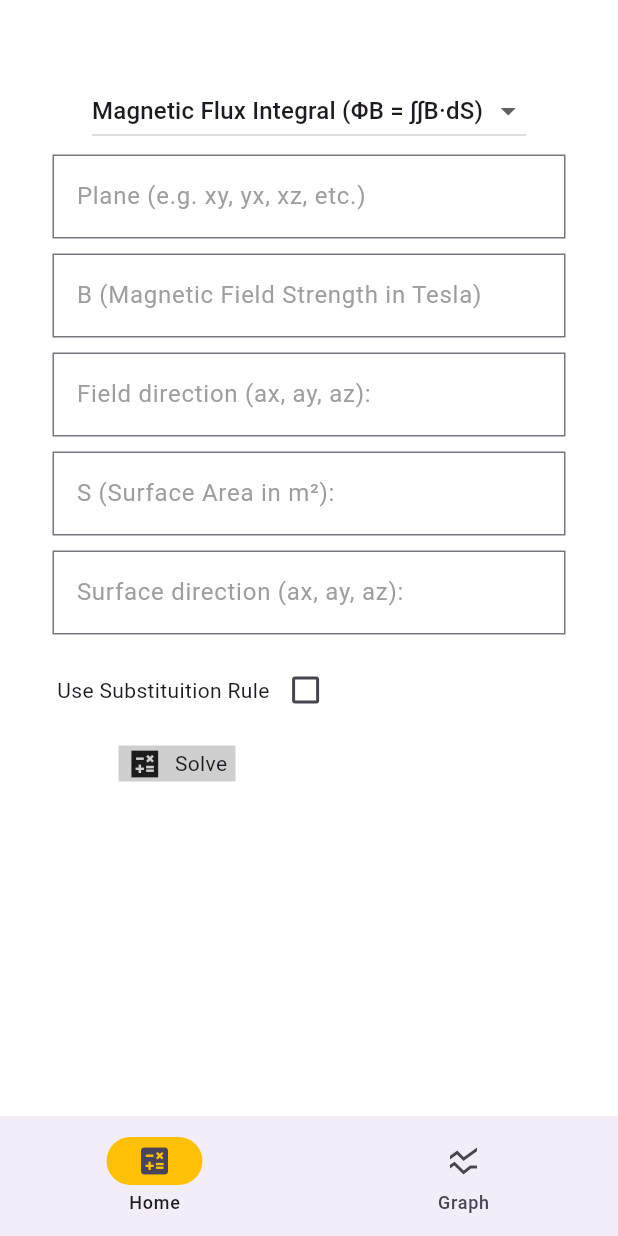
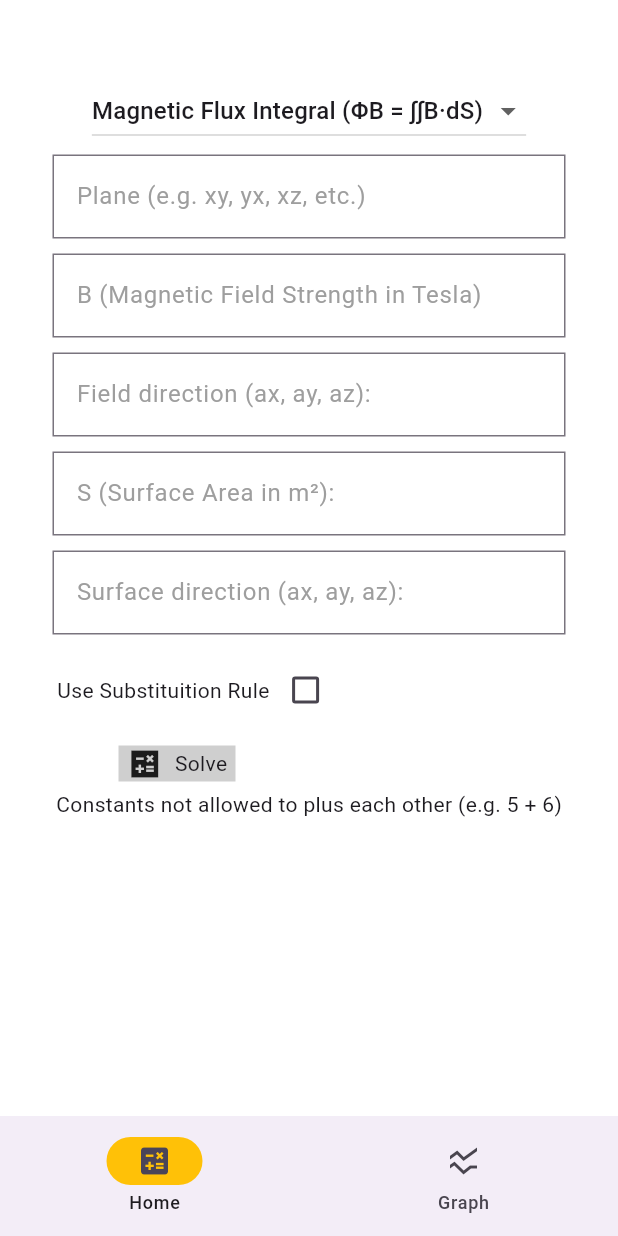
Before and after one commit to SharonLZX/Electro-Magnetism-Solver, a Flutter app: the screen it shows after launch, on a phone screen of 412 x 824 dp. Run offline on Flutter 3.47's test engine with Material 3 defaults, Android fonts, the light colour scheme and no system bars; our stand-ins replace flutter_screenutil, math_expressions, share_plus, sqflite, webview_flutter; missing offline and left inert: flutter_math_fork, simple_3d, simple_3d_renderer, util_simple_3d, webview_flutter_android, window_size; accounts and stored records are empty.

Commit message:
Bug fixes

```diff
--- a/lib/features/presentations/page/calculate_page.dart
+++ b/lib/features/presentations/page/calculate_page.dart
@@ -243,6 +243,7 @@ class _CalculatePageState extends State<CalculatePage> {
                   child: ResultList(
                     result: _result,
                   )),
+              Text("Constants not allowed to plus each other (e.g. 5 + 6)")
             ],
           ),
         ),
--- a/lib/utils/handlers/simplify/simplify.dart
+++ b/lib/utils/handlers/simplify/simplify.dart
@@ -1,6 +1,7 @@
 import 'package:electro_magnetism_solver/calculations/simplification.dart';
 import 'package:electro_magnetism_solver/utils/helpers/substituition/substituition.dart';
 import 'package:electro_magnetism_solver/utils/helpers/term_wise/term_wise.dart';
+import 'package:flutter/material.dart';
 
 class SimplifyHandler {
   dynamic simplifyHandler(String chgFlux) {
@@ -24,7 +25,7 @@ class SimplifyHandler {
 
       Lastly, replace all the 't' with the 'key'
       */
-      result = simplification.simplify(valueList.join(''));
+      result = simplification.simplify(valueList.join('+')); // TODO: Assuming all plus, which is wrong.
       result = simplification.combineLikeTerms(result);
       lstSubstitute.add(result.replaceAll('t', key));
     });
--- a/lib/utils/helpers/simplify/extract_arithmetic.dart
+++ b/lib/utils/helpers/simplify/extract_arithmetic.dart
@@ -5,7 +5,7 @@ class ExtractArithmetic {
     // Splits function at points where there are brackets, + or -.
     RegExp regExp = RegExp(r'([a-zA-Z0-9]+|[+\-*/^=])|\([^)]*\)');
     Iterable<Match> matches = regExp.allMatches(func);
-    matches.map((match){
+    matches.map((match) {
       return match.group(0);
     });
     return matches.map((match) {
@@ -19,7 +19,7 @@ class ExtractArithmetic {
     But not if they are within brackets.
     */
 
-    RegExp regExp = RegExp(r'([+\-]?\d*\.*\d*[a-zA-Z]*(?:\([^\(\)]+\))?)');
+    RegExp regExp = RegExp(r'([^\(\)\+\-\*/^]+(?:\([^\(\)]+\))?(?:\^?\d*)?)');
     Iterable<Match> matches = regExp.allMatches(func);
     return matches
         .map((match) => match.group(0)!.trim())
@@ -34,6 +34,6 @@ class ExtractArithmetic {
     */
     RegExp regExp = RegExp(r'\(([^()]*)\)');
     Match? match = regExp.firstMatch(func);
-    return match != null ? match.group(1):null;
+    return match != null ? match.group(1) : null;
   }
 }
```
Also changed, not shown: lib/calculations/simplification.dart (line endings or trailing spaces), lib/core/constants/constants.dart (line endings or trailing spaces).
